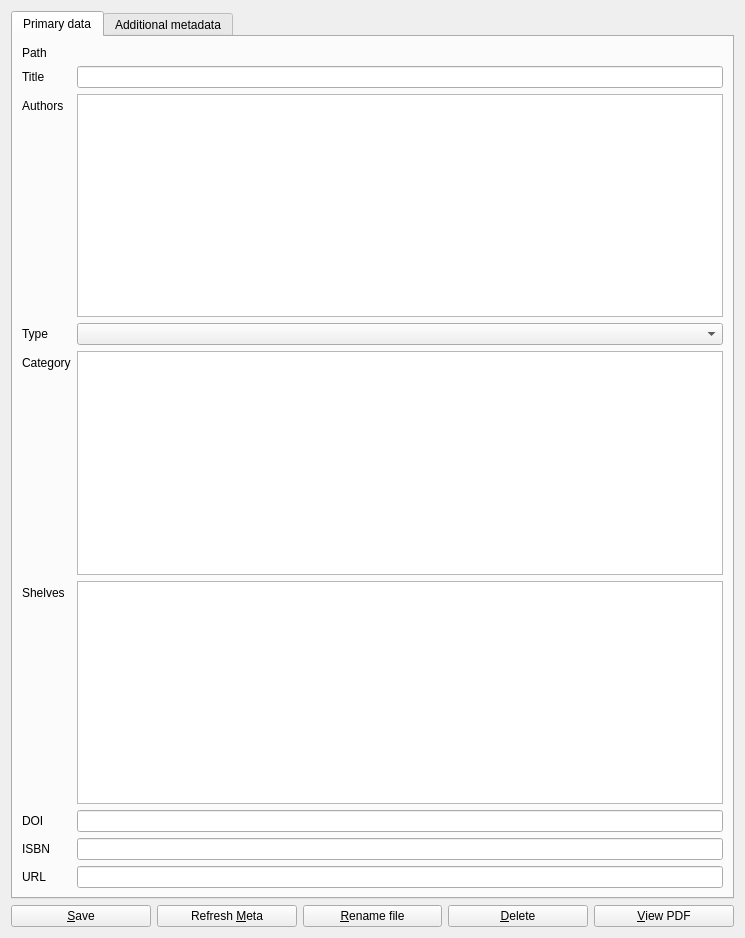
The window that qodex/ui/edit_document.ui (grapesmoker/qodex) describes before a commit, drawn with Qt 5.
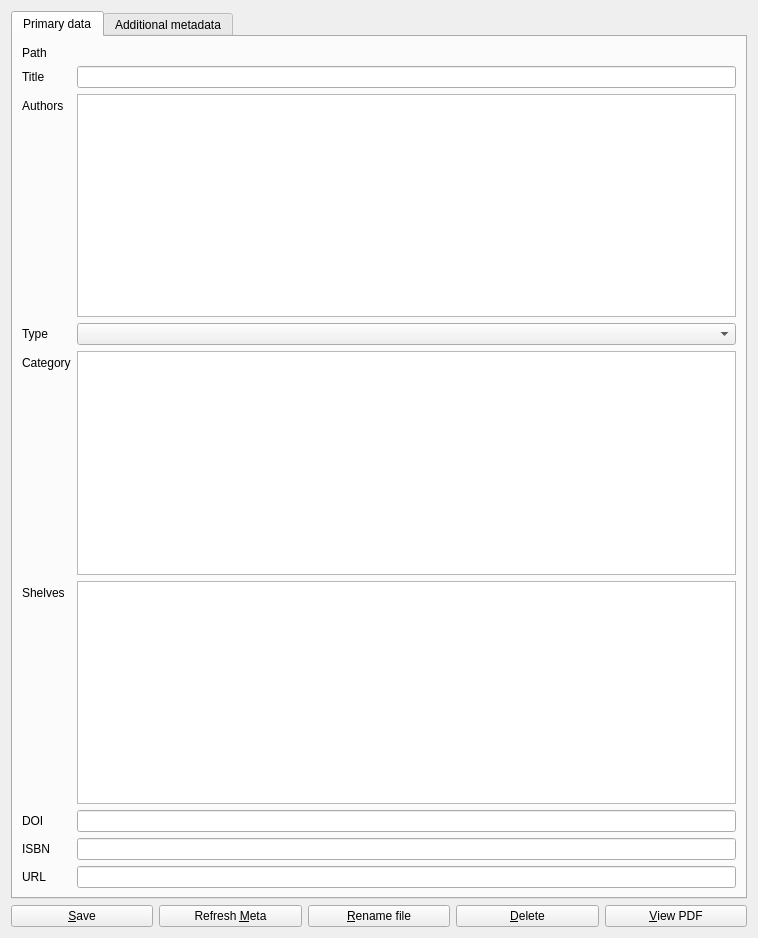
The same window after the commit.

The edit to the form file:
```diff
--- a/qodex/ui/edit_document.ui
+++ b/qodex/ui/edit_document.ui
@@ -6,7 +6,7 @@
    <rect>
     <x>0</x>
     <y>0</y>
-    <width>745</width>
+    <width>758</width>
     <height>938</height>
    </rect>
   </property>
```
Left out of the diff: 3 changed lines with no effect on the pictures.
